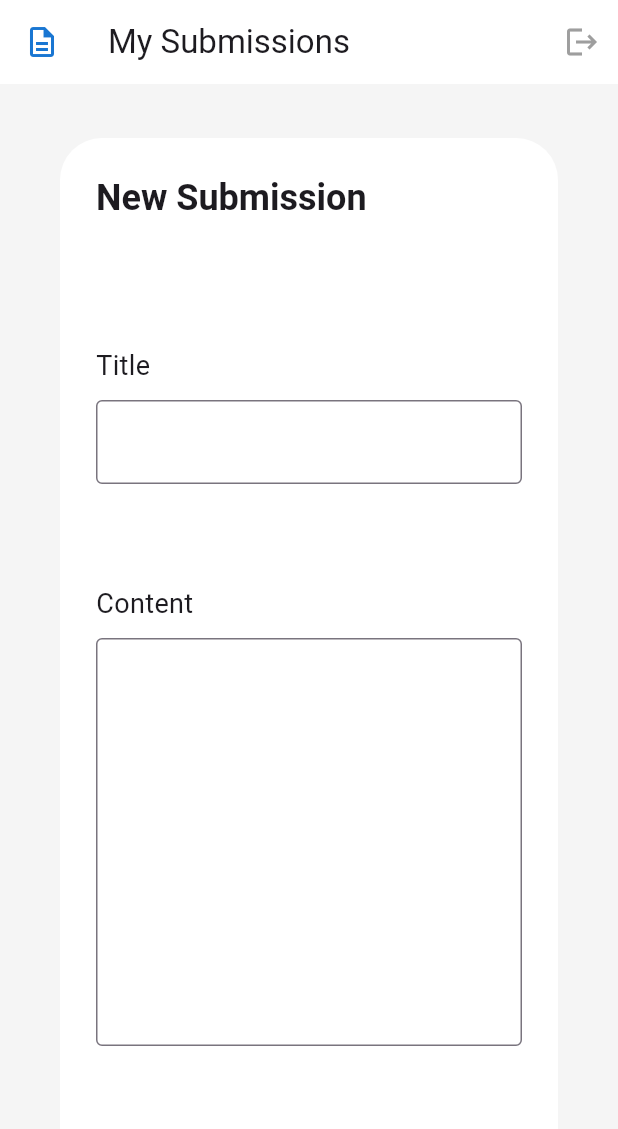
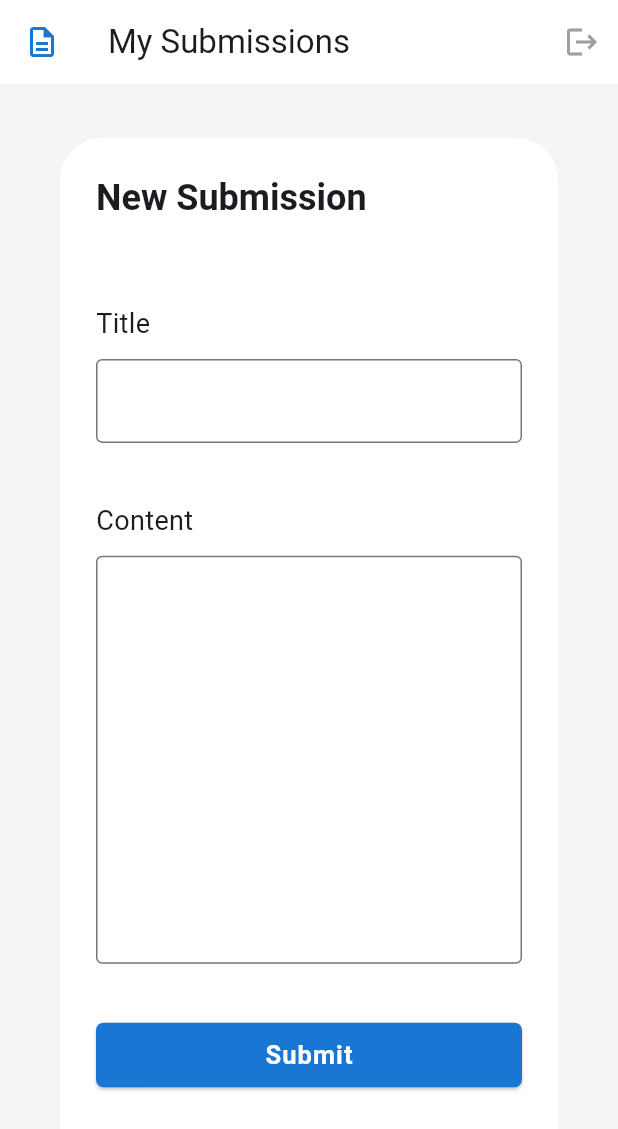
Before and after one commit to DanielLeke/TurnIn-App, a Flutter app: the screen it shows after launch, on a phone screen of 412 x 824 dp. Shown: the top 1129 px of the screen. Run offline on Flutter 3.47's test engine with Material 3 defaults, Android fonts, the phone set to English and light mode, and no system bars; our stand-ins replace get; Roboto replaces fonts that are missing (Sans Serif).

Commit message:
Added the Submit btn to the ui

```diff
--- a/lib/students/students_page.dart
+++ b/lib/students/students_page.dart
@@ -19,11 +19,7 @@ class StudentsPage extends StatelessWidget {
             ),
           ),
           backgroundColor: Colors.white,
-          content: SizedBox(
-            height: 600,
-            width: 700,
-            child: SubmisssionForm()
-          ),
+          content: SizedBox(height: 600, width: 700, child: SubmisssionForm()),
         ),
       ),
     );
@@ -53,7 +49,7 @@ class SubmisssionForm extends StatelessWidget {
       child: Column(
         mainAxisAlignment: MainAxisAlignment.spaceEvenly,
         crossAxisAlignment: CrossAxisAlignment.start,
-        children: [SubmissionTitle(), SubmissionContent()],
+        children: [SubmissionTitle(), SubmissionContent(), SubmitBtn()],
       ),
     );
   }
@@ -136,7 +132,7 @@ class SubmitBtn extends StatelessWidget {
             color: Colors.white,
             fontWeight: FontWeight.bold,
             fontSize: 17,
-            fontFamily: 'Sans Serif'
+            fontFamily: 'Sans Serif',
           ),
         ),
       ),
```
